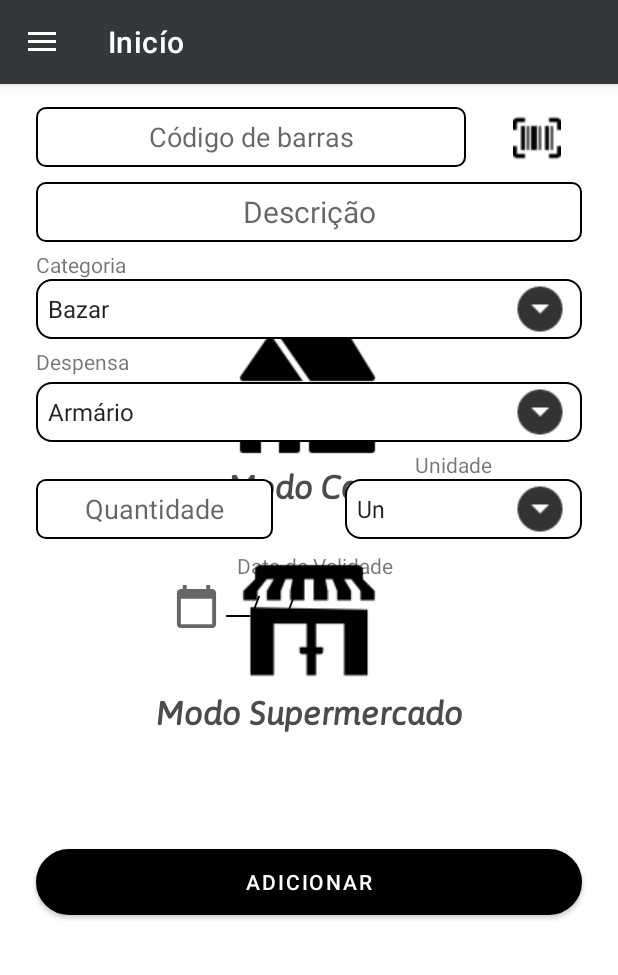
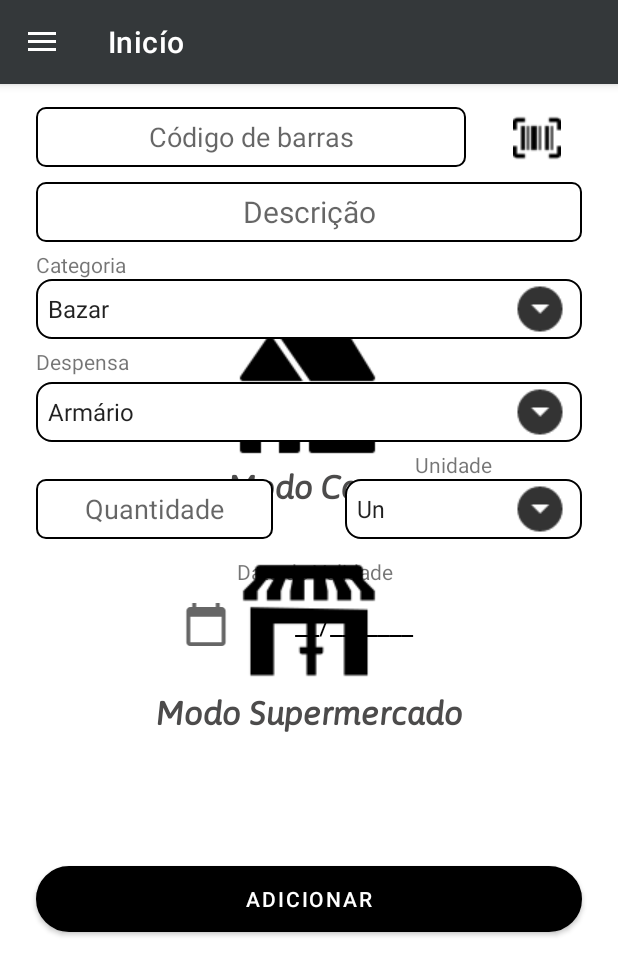
Before and after one commit to pricardoframos/MeusAlimentos, an Android app: the fragment AddProdutosFragmentDespensa placed in its activity, on a phone screen of 412 x 824 dp. Shown: the top 975 px of the screen. Run offline under Robolectric (Android 15) with nearby library versions, the phone set to English and light mode, and no system bars; our stand-ins replace Volley, navigation-ui; libraries missing offline, so code that uses them is left out: com.github.rtoshiro.util, com.google.zxing.integration; pictures from the network do not load; 2 statements that could not run were skipped.

Commit message:
ATT Layout

```diff
--- a/app/src/main/res/layout/fragment_add_produtos_despensa.xml
+++ b/app/src/main/res/layout/fragment_add_produtos_despensa.xml
@@ -46,32 +46,35 @@
                 app:layout_constraintStart_toStartOf="parent"
                 app:layout_constraintTop_toBottomOf="@+id/spinnerCategoria" />
 
-            <TextView
-                android:id="@+id/textViewData"
-                android:layout_width="wrap_content"
-                android:layout_height="0dp"
-                android:layout_marginTop="4dp"
-                android:layout_marginEnd="48dp"
-                android:ems="10"
-                android:gravity="center|start"
-                android:hint="__/__/____"
-                android:textColor="#000000"
-                android:textColorHint="#000000"
-                android:textSize="18sp"
+            <LinearLayout
+                android:id="@+id/linearLayout2"
+                android:layout_width="198dp"
+                android:layout_height="31dp"
+                android:layout_marginStart="8dp"
+                android:layout_marginTop="10dp"
+                android:layout_marginEnd="8dp"
+                android:orientation="horizontal"
                 app:layout_constraintEnd_toEndOf="parent"
-                app:layout_constraintTop_toBottomOf="@+id/editTextDataVali" />
+                app:layout_constraintStart_toStartOf="parent"
+                app:layout_constraintTop_toBottomOf="@+id/editTextDataVali">
 
-            <ImageView
-                android:id="@+id/imageViewCalend"
-                android:layout_width="39dp"
-                android:layout_height="31dp"
-                android:layout_marginStart="50dp"
-                android:layout_marginTop="2dp"
-                app:layout_constraintEnd_toStartOf="@+id/textViewData"
-                app:layout_constraintHorizontal_bias="1.0"
-                app:layout_constraintStart_toStartOf="parent"
-                app:layout_constraintTop_toBottomOf="@+id/editTextDataVali"
-                app:srcCompat="@drawable/ic_baseline_calendar_today_24" />
+                <ImageView
+                    android:id="@+id/imageViewCalend"
+                    android:layout_width="60dp"
+                    android:layout_height="31dp"
+                    app:srcCompat="@drawable/ic_baseline_calendar_today_24" />
+
+                <TextView
+                    android:id="@+id/textViewData"
+                    android:layout_width="138dp"
+                    android:layout_height="match_parent"
+                    android:ems="10"
+                    android:gravity="center"
+                    android:hint="__/__/____"
+                    android:textColor="#000000"
+                    android:textColorHint="#000000"
+                    android:textSize="18sp" />
+            </LinearLayout>
 
             <Button
                 android:id="@+id/buttonAdicionar"
@@ -95,13 +98,13 @@
                 android:id="@+id/imageViewProduto"
                 android:layout_width="125dp"
                 android:layout_height="125dp"
-                android:layout_marginTop="15dp"
+                android:layout_marginTop="10dp"
                 android:background="@drawable/border_plaintext"
                 android:ems="10"
                 android:visibility="invisible"
                 app:layout_constraintEnd_toEndOf="parent"
                 app:layout_constraintStart_toStartOf="parent"
-                app:layout_constraintTop_toBottomOf="@+id/textViewData"
+                app:layout_constraintTop_toBottomOf="@+id/linearLayout2"
                 app:srcCompat="@drawable/imagem_nao_encontrada" />
 
             <TextView
@@ -221,8 +224,8 @@
                 android:layout_width="wrap_content"
                 android:layout_height="wrap_content"
                 android:layout_marginStart="158dp"
-                android:layout_marginTop="8dp"
-                android:layout_marginEnd="195dp"
+                android:layout_marginTop="12dp"
+                android:layout_marginEnd="158dp"
                 android:text="Data de Validade"
                 app:layout_constraintEnd_toEndOf="parent"
                 app:layout_constraintHorizontal_bias="0.0"
```
Also changed, not shown: app/src/main/java/com/example/projetoalimentostcc/ui/addProdutos/AddProdutosFragmentDespensa.java (+23 -22 lines).
